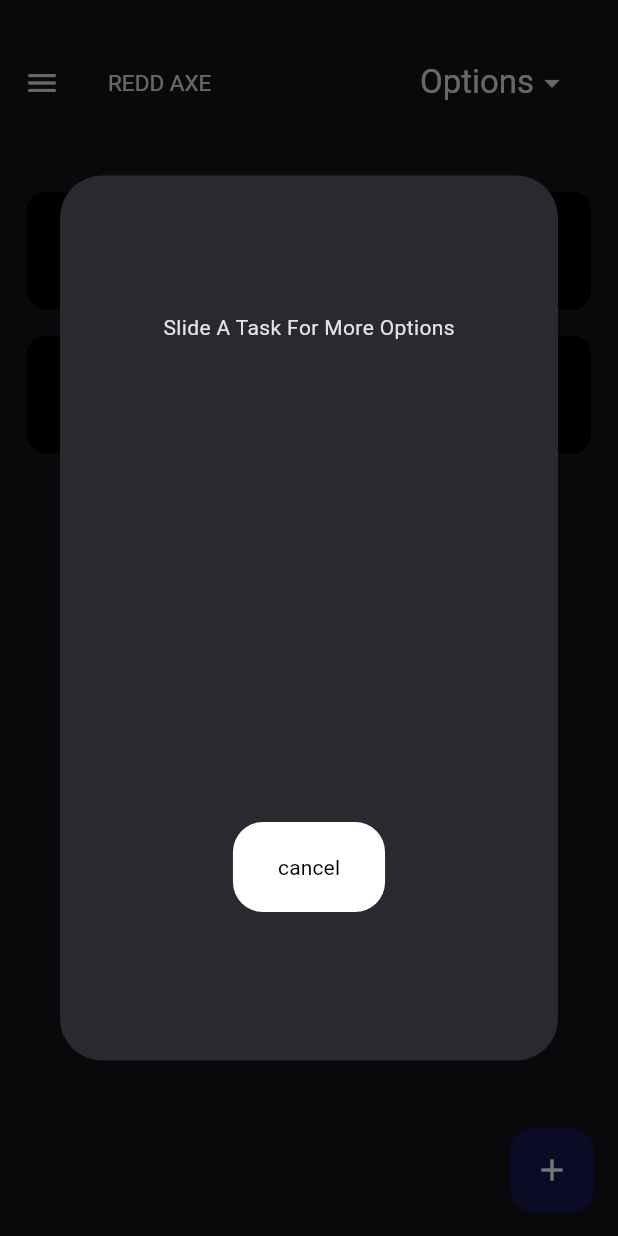
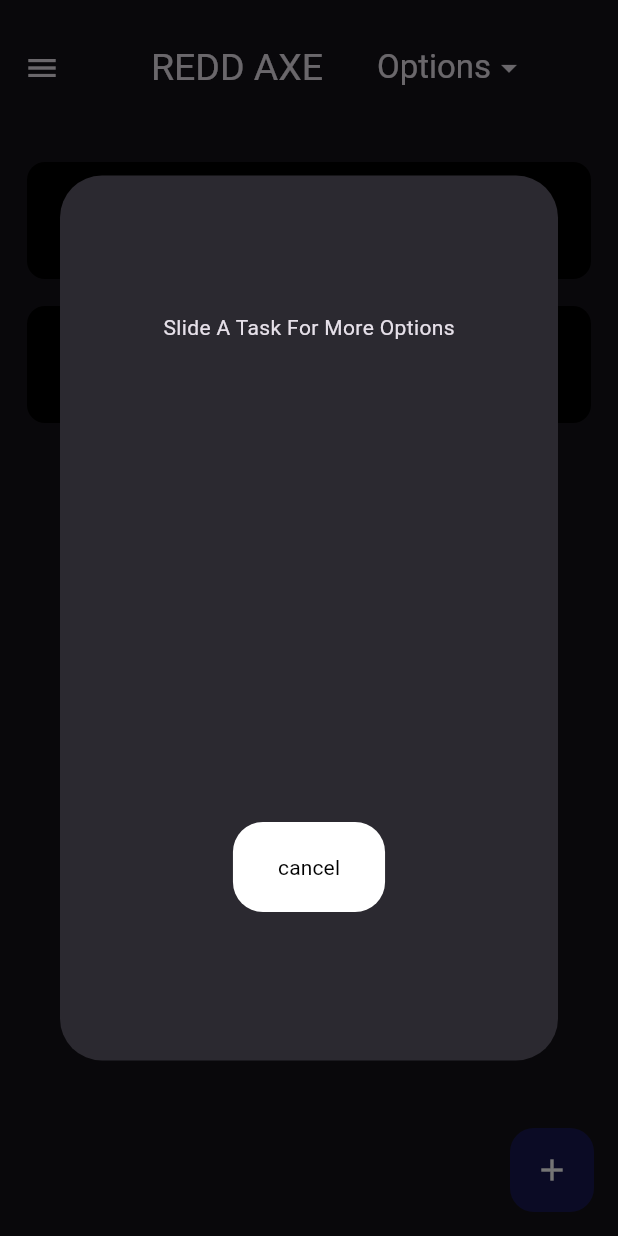
Before and after one commit to BlessingLuphahla/flutter-to-do-app, a Flutter app: the screen it shows after launch, after a tap on "Slide A Task For More Options", on a phone screen of 412 x 824 dp. Run offline on Flutter 3.47's test engine with Material 3 defaults, Android fonts, the phone set to English and light mode, and no system bars; drawn by our look-alikes of flutter_slidable; our stand-ins replace hive_flutter; accounts and stored records are empty.

Commit message:
setting darkmode db

```diff
--- a/lib/main.dart
+++ b/lib/main.dart
@@ -1,6 +1,6 @@
 import 'package:flutter/material.dart';
+import 'package:hive_flutter/hive_flutter.dart';
 import 'package:to_do_app/pages/home_page.dart';
-import 'package:hive_flutter/hive_flutter.dart';
 
 void main() async {
   // Initialize Hive
@@ -20,9 +20,20 @@ class MyApp extends StatefulWidget {
 class _MyAppState extends State<MyApp> {
   bool isDarkMode = true; // Default theme is dark
 
+  final _settingsBox = Hive.box('ToDoBox');
+
+  @override
+  void initState() {
+    super.initState();
+    // Load the saved theme preference
+    isDarkMode = _settingsBox.get('isDarkMode', defaultValue: true);
+  }
+
   void toggleTheme(bool value) {
     setState(() {
       isDarkMode = value;
+      // Save the theme preference to Hive
+      _settingsBox.put('isDarkMode', isDarkMode);
     });
   }
 
--- a/lib/pages/home_page.dart
+++ b/lib/pages/home_page.dart
@@ -128,16 +128,19 @@ class HomePageState extends State<HomePage> {
         ),
       ),
       appBar: AppBar(
-  toolbarHeight: 110, // Adjusted height to fit contents
+        toolbarHeight: 90,
         title: Row(
-    mainAxisAlignment: MainAxisAlignment.spaceBetween,
+          mainAxisAlignment: MainAxisAlignment.center,
           children: [
             // Title
             const Text(
               'REDD AXE',
-        style: TextStyle(fontSize: 15),
+              style: TextStyle(fontSize: 25),
             ),
-      // Dropdown menu for options
+            SizedBox(
+              width: 20,
+            ),
+
             PopupMenuButton<String>(
               padding: const EdgeInsets.all(16.0),
               itemBuilder: (context) => [
@@ -172,7 +175,8 @@ class HomePageState extends State<HomePage> {
                                   db.toDoList = db.toDoList.where((task) {
                                     String taskName =
                                         task[0].toString().toLowerCase();
-                              return taskName.contains(value.toLowerCase());
+                                    return taskName
+                                        .contains(value.toLowerCase());
                                   }).toList();
                                 }
                               });
@@ -237,8 +241,7 @@ class HomePageState extends State<HomePage> {
             ),
           ],
         ),
-)
-,
+      ),
       body: ListView.builder(
         itemCount: db.toDoList.length,
         itemBuilder: (_, index) {
```
Lines whose indentation alone changed are shown as unchanged.
